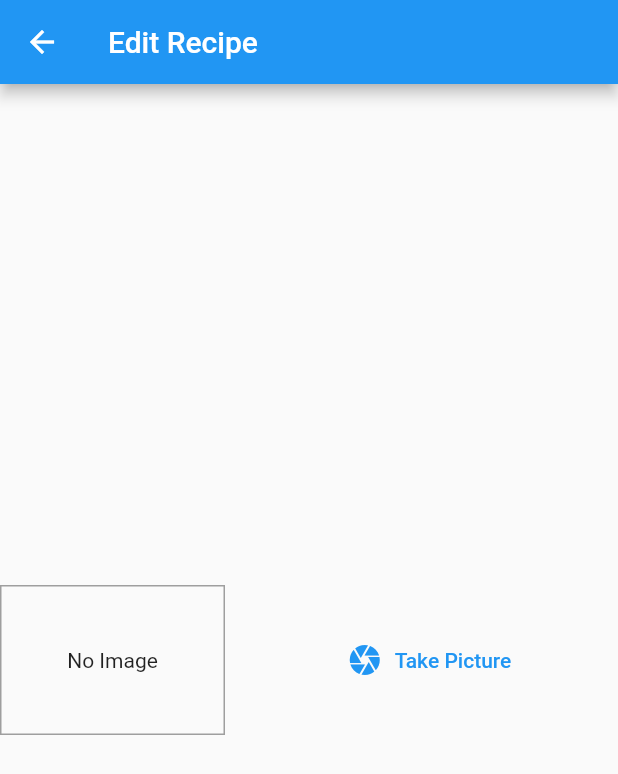
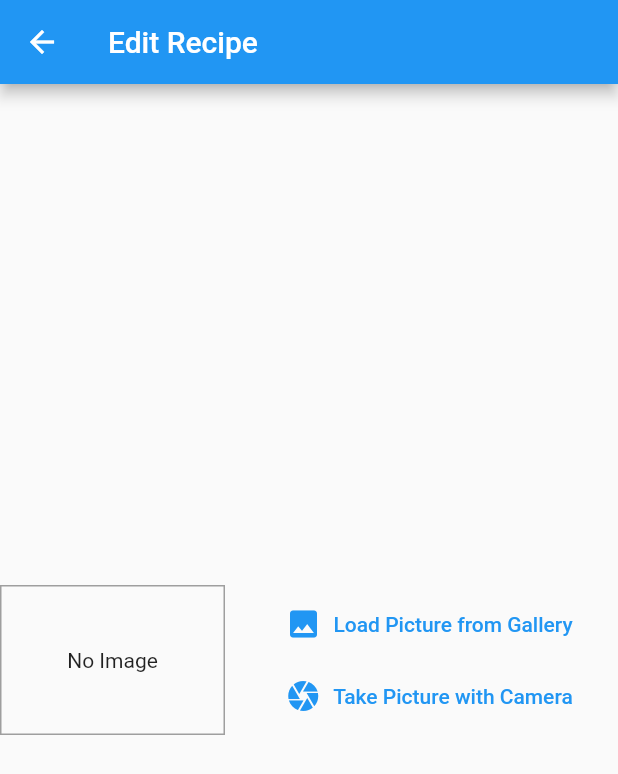
Before and after one commit to bradley-edward/recipe-index, a Flutter app: the EditRecipeScreen screen opened by its route, on a phone screen of 412 x 824 dp. Shown: the top 774 px of the screen. Run offline on Flutter 3.47's test engine with Material 2 defaults, Android fonts, the phone set to English and light mode, and no system bars; our stand-ins replace image_picker.

Commit message:
Implement loading an image from the phone's gallery, for the image input widget.

```diff
--- a/lib/widgets/image_input.dart
+++ b/lib/widgets/image_input.dart
@@ -19,10 +19,10 @@ class ImageInput extends StatefulWidget {
 class _ImageInputState extends State<ImageInput> {
 	File? _storedImage;
 
-	Future<void> _takePicture() async {
+	Future<void> _takePicture(ImageSource imgSrc) async {
 		final picker = ImagePicker();
 		final imageXFile = await picker.pickImage(
-			source: ImageSource.camera,
+			source: imgSrc,
 			maxWidth: 600,
 		);
 		if (imageXFile == null) {
@@ -57,13 +57,30 @@ class _ImageInputState extends State<ImageInput> {
 				),
 				const SizedBox(width: 10,),
 				Expanded(
-					child: TextButton.icon(
-						icon: const Icon(Icons.camera),
-						label: const Text('Take Picture'),
-						style: TextButton.styleFrom(
-							primary: Theme.of(context).primaryColor,
-						),
-						onPressed: _takePicture,
+					child: Column(
+						mainAxisAlignment: MainAxisAlignment.center,
+						children: <Widget>[
+							TextButton.icon(
+								icon: const Icon(Icons.image),
+								label: const Text('Load Picture from Gallery'),
+								style: TextButton.styleFrom(
+									primary: Theme.of(context).primaryColor,
+								),
+								onPressed: () {
+									_takePicture(ImageSource.gallery);
+								},
+							),
+							TextButton.icon(
+								icon: const Icon(Icons.camera),
+								label: const Text('Take Picture with Camera'),
+								style: TextButton.styleFrom(
+									primary: Theme.of(context).primaryColor,
+								),
+								onPressed: () {
+									_takePicture(ImageSource.camera);
+								},
+							),
+						],
 					)
 				),
 			],
```
